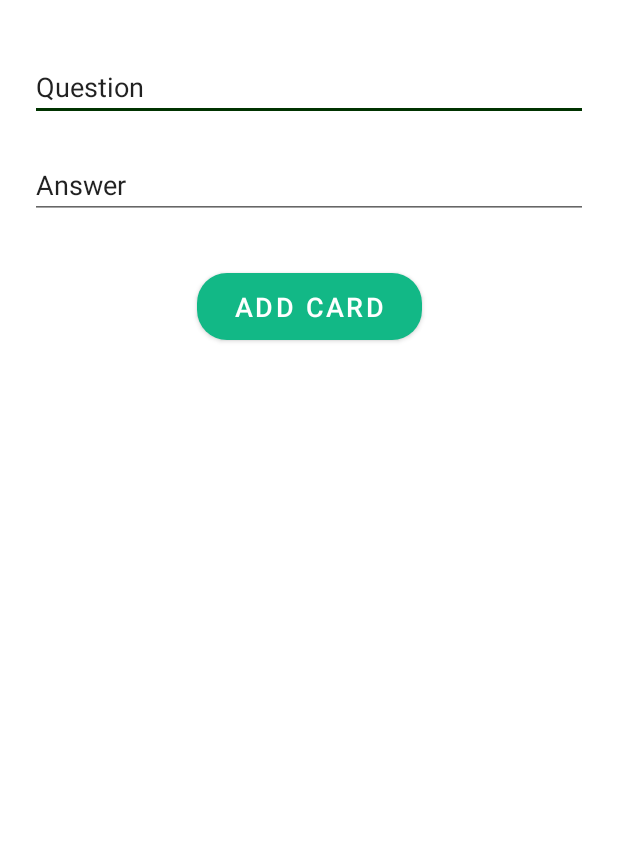
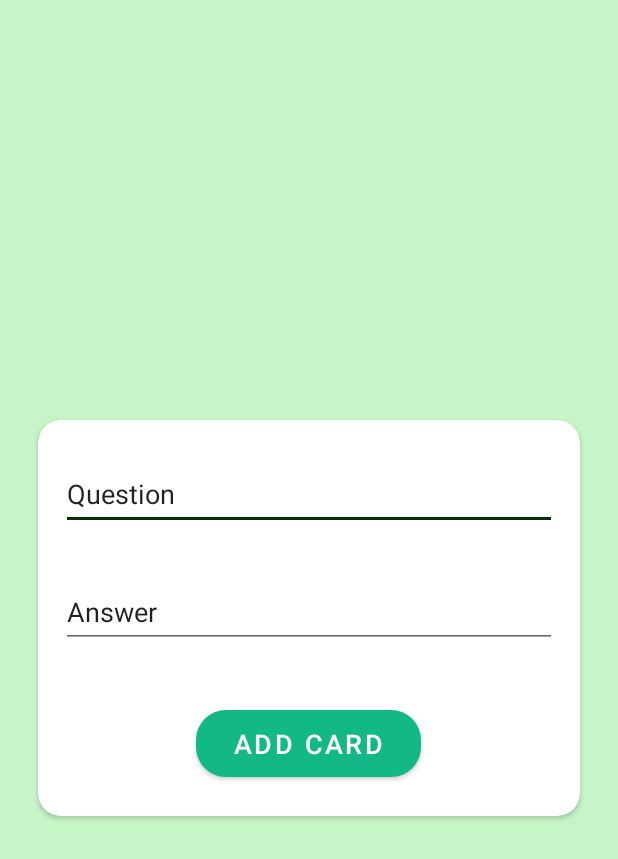
Before and after one commit to KarakatBM/hippocampus, an Android app: the layout add_flashcard_page.xml on its own in the app's theme, with its tools: preview values and no code run, on a phone screen of 412 x 824 dp. Shown: the top 859 px of the screen. Run offline under Robolectric (Android 15) with nearby library versions, the light colour scheme and no system bars.

Commit message:
add_flashcard_page changed design

```diff
--- a/app/src/main/res/layout/add_flashcard_page.xml
+++ b/app/src/main/res/layout/add_flashcard_page.xml
@@ -4,43 +4,62 @@
     android:layout_height="match_parent"
     xmlns:app="http://schemas.android.com/apk/res-auto"
     android:orientation="vertical"
-    android:layout_marginTop="15dp">
+    android:background="@color/green_light"
+    android:paddingVertical="15dp">
 
+
+    <androidx.cardview.widget.CardView
+        android:id="@+id/add_card_wrapper"
+        android:layout_width="match_parent"
+        android:layout_height="wrap_content"
+        android:layout_marginHorizontal="25dp"
+        android:background="@color/white"
+        app:cardCornerRadius="15dp"
+
+        app:layout_constraintBottom_toBottomOf="parent"
+        app:layout_constraintEnd_toEndOf="parent"
+        app:layout_constraintStart_toStartOf="parent"
+        app:layout_constraintTop_toTopOf="parent">
+
+        <androidx.appcompat.widget.LinearLayoutCompat
+            android:layout_width="match_parent"
+            android:layout_height="wrap_content"
+            android:layout_marginTop="10dp"
+            android:gravity="center"
+            android:orientation="vertical">
 
             <EditText
                 android:id="@+id/add_question"
                 android:layout_width="match_parent"
                 android:layout_height="wrap_content"
-        android:layout_margin="20dp"
+                android:layout_margin="15dp"
                 android:inputType="textLongMessage"
-        android:text="Question"
-        app:layout_constraintStart_toStartOf="parent"
-        app:layout_constraintTop_toTopOf="parent"
-        />
+                android:minHeight="48dp"
+                android:text="Question" />
+
             <EditText
                 android:id="@+id/add_answer"
                 android:layout_width="match_parent"
                 android:layout_height="wrap_content"
-        android:layout_margin="20dp"
+                android:layout_margin="15dp"
                 android:inputType="textLongMessage"
-        android:text="Answer"
-        app:layout_constraintTop_toBottomOf="@id/add_question"
-        app:layout_constraintStart_toStartOf="parent"
-        />
+                android:minHeight="48dp"
+                android:text="Answer" />
+
             <Button
                 android:layout_width="wrap_content"
                 android:layout_height="wrap_content"
+                android:layout_margin="20dp"
+                android:paddingHorizontal="25dp"
+                android:paddingVertical="10dp"
                 android:text="Add Card"
                 android:textAlignment="center"
                 android:textColor="@color/white"
                 android:textSize="18sp"
-        app:cornerRadius="20dp"
-        android:paddingVertical="10dp"
-        android:paddingHorizontal="25dp"
-        android:layout_marginTop="30dp"
-        app:layout_constraintEnd_toEndOf="parent"
-        app:layout_constraintStart_toStartOf="parent"
-        app:layout_constraintTop_toBottomOf="@id/add_answer" />
+                app:cornerRadius="20dp" />
+
+        </androidx.appcompat.widget.LinearLayoutCompat>
+    </androidx.cardview.widget.CardView>
 
 
 </androidx.constraintlayout.widget.ConstraintLayout>
```
Lines whose indentation alone changed are shown as unchanged.
